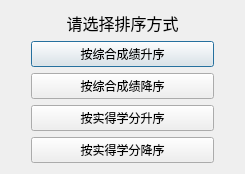
First picture: the form in sortdialog.ui, repository xzjqx/Student-Management, before the edit.
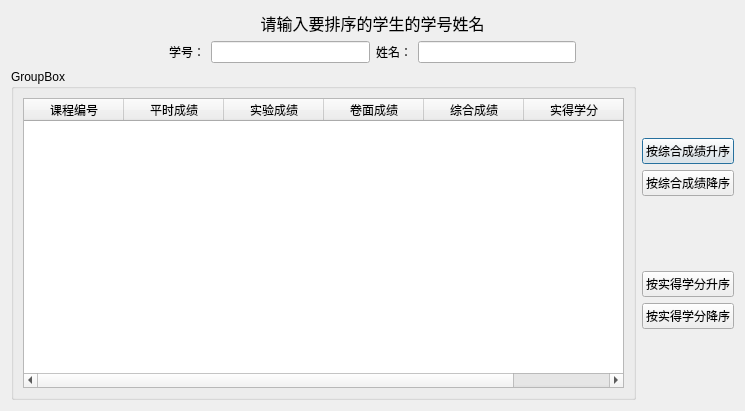
Second picture: the form after the edit. Icons and pictures are not drawn.

Patch:
```diff
--- a/sortdialog.ui
+++ b/sortdialog.ui
@@ -6,80 +6,175 @@
    <rect>
     <x>0</x>
     <y>0</y>
-    <width>245</width>
-    <height>156</height>
+    <width>745</width>
+    <height>411</height>
    </rect>
   </property>
+  <property name="minimumSize">
+   <size>
+    <width>745</width>
+    <height>411</height>
+   </size>
+  </property>
+  <property name="maximumSize">
+   <size>
+    <width>745</width>
+    <height>411</height>
+   </size>
+  </property>
   <property name="windowTitle">
    <string>Dialog</string>
   </property>
-  <layout class="QVBoxLayout" name="verticalLayout_2">
+  <property name="windowIcon">
+   <iconset resource="resources.qrc">
+    <normaloff>:/new/prefix1/student.JPG</normaloff>:/new/prefix1/student.JPG</iconset>
+  </property>
+  <layout class="QVBoxLayout" name="verticalLayout_6">
    <item>
-    <layout class="QHBoxLayout" name="horizontalLayout">
+    <layout class="QVBoxLayout" name="verticalLayout_5">
      <item>
-      <spacer name="verticalSpacer">
-       <property name="orientation">
-        <enum>Qt::Vertical</enum>
+      <widget class="QLabel" name="label">
+       <property name="text">
+        <string>&lt;html&gt;&lt;head/&gt;&lt;body&gt;&lt;p align=&quot;center&quot;&gt;&lt;span style=&quot; font-size:12pt;&quot;&gt;请输入要排序的学生的学号姓名&lt;/span&gt;&lt;/p&gt;&lt;/body&gt;&lt;/html&gt;</string>
        </property>
-       <property name="sizeHint" stdset="0">
-        <size>
-         <width>20</width>
-         <height>40</height>
-        </size>
-       </property>
-      </spacer>
+      </widget>
      </item>
      <item>
-      <layout class="QVBoxLayout" name="verticalLayout">
+      <layout class="QHBoxLayout" name="horizontalLayout">
        <item>
-        <widget class="QLabel" name="label">
-         <property name="text">
-          <string>&lt;html&gt;&lt;head/&gt;&lt;body&gt;&lt;p align=&quot;center&quot;&gt;&lt;span style=&quot; font-size:12pt;&quot;&gt;请选择排序方式&lt;/span&gt;&lt;/p&gt;&lt;/body&gt;&lt;/html&gt;</string>
+        <spacer name="horizontalSpacer">
+         <property name="orientation">
+          <enum>Qt::Horizontal</enum>
          </property>
-        </widget>
+         <property name="sizeHint" stdset="0">
+          <size>
+           <width>40</width>
+           <height>20</height>
+          </size>
+         </property>
+        </spacer>
        </item>
        <item>
-        <widget class="QPushButton" name="zongheSButton">
+        <widget class="QLabel" name="label_2">
          <property name="text">
-          <string>按综合成绩升序</string>
+          <string>学号：</string>
          </property>
         </widget>
        </item>
        <item>
-        <widget class="QPushButton" name="zongheJButton">
-         <property name="text">
-          <string>按综合成绩降序</string>
-         </property>
-        </widget>
+        <widget class="QLineEdit" name="stuIdLineEdit"/>
        </item>
        <item>
-        <widget class="QPushButton" name="xuefenSButton">
+        <widget class="QLabel" name="label_3">
          <property name="text">
-          <string>按实得学分升序</string>
+          <string>姓名：</string>
          </property>
         </widget>
        </item>
        <item>
-        <widget class="QPushButton" name="xuefenJButton">
-         <property name="text">
-          <string>按实得学分降序</string>
+        <widget class="QLineEdit" name="stuNameLineEdit"/>
+       </item>
+       <item>
+        <spacer name="horizontalSpacer_2">
+         <property name="orientation">
+          <enum>Qt::Horizontal</enum>
          </property>
-        </widget>
+         <property name="sizeHint" stdset="0">
+          <size>
+           <width>40</width>
+           <height>20</height>
+          </size>
+         </property>
+        </spacer>
        </item>
       </layout>
      </item>
      <item>
-      <spacer name="verticalSpacer_2">
-       <property name="orientation">
-        <enum>Qt::Vertical</enum>
-       </property>
-       <property name="sizeHint" stdset="0">
-        <size>
-         <width>20</width>
-         <height>40</height>
-        </size>
-       </property>
-      </spacer>
+      <layout class="QHBoxLayout" name="horizontalLayout_2">
+       <item>
+        <widget class="QGroupBox" name="groupBox">
+         <property name="title">
+          <string>GroupBox</string>
+         </property>
+         <layout class="QVBoxLayout" name="verticalLayout_4">
+          <item>
+           <widget class="QTableWidget" name="tableWidget">
+            <column>
+             <property name="text">
+              <string>课程编号</string>
+             </property>
+            </column>
+            <column>
+             <property name="text">
+              <string>平时成绩</string>
+             </property>
+            </column>
+            <column>
+             <property name="text">
+              <string>实验成绩</string>
+             </property>
+            </column>
+            <column>
+             <property name="text">
+              <string>卷面成绩</string>
+             </property>
+            </column>
+            <column>
+             <property name="text">
+              <string>综合成绩</string>
+             </property>
+            </column>
+            <column>
+             <property name="text">
+              <string>实得学分</string>
+             </property>
+            </column>
+           </widget>
+          </item>
+         </layout>
+        </widget>
+       </item>
+       <item>
+        <layout class="QVBoxLayout" name="verticalLayout_3">
+         <item>
+          <layout class="QVBoxLayout" name="verticalLayout">
+           <item>
+            <widget class="QPushButton" name="zongheSButton">
+             <property name="text">
+              <string>按综合成绩升序</string>
+             </property>
+            </widget>
+           </item>
+           <item>
+            <widget class="QPushButton" name="zongheJButton">
+             <property name="text">
+              <string>按综合成绩降序</string>
+             </property>
+            </widget>
+           </item>
+          </layout>
+         </item>
+         <item>
+          <layout class="QVBoxLayout" name="verticalLayout_2">
+           <item>
+            <widget class="QPushButton" name="xuefenSButton">
+             <property name="text">
+              <string>按实得学分升序</string>
+             </property>
+            </widget>
+           </item>
+           <item>
+            <widget class="QPushButton" name="xuefenJButton">
+             <property name="text">
+              <string>按实得学分降序</string>
+             </property>
+            </widget>
+           </item>
+          </layout>
+         </item>
+        </layout>
+       </item>
+      </layout>
      </item>
     </layout>
    </item>
```
Left out of the diff: 4 changed lines with no effect on the pictures.
